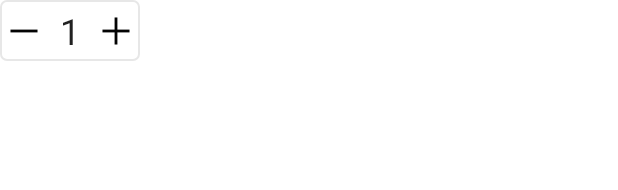
After one commit to anddev404/MyEmptyViews, an Android app: the layout compound_view_product_amount.xml on its own in the app's theme, with its tools: preview values and no code run, on a phone screen of 412 x 824 dp. The commit adds this screen. Shown: the top 190 px of the screen. Run offline under Robolectric (Android 15) with nearby library versions, the phone set to English and light mode, and no system bars.

Commit message:
create compound view for product amount

```diff
--- /dev/null
+++ b/app/src/main/res/drawable/stroke_product_amount.xml
@@ -0,0 +1,9 @@
+<?xml version="1.0" encoding="utf-8"?>
+<shape xmlns:android="http://schemas.android.com/apk/res/android"
+    android:shape="rectangle">
+    <corners android:radius="4dp" />
+    <stroke
+        android:width="1dp"
+        android:color="@color/basket_stroke_color" />
+
+</shape>
--- /dev/null
+++ b/app/src/main/res/drawable/vector_minus.xml
@@ -0,0 +1,11 @@
+<vector xmlns:android="http://schemas.android.com/apk/res/android"
+    android:width="24dp"
+    android:height="24dp"
+    android:viewportWidth="128"
+    android:viewportHeight="128">
+    <path
+        android:fillColor="#00000000"
+        android:pathData="M112.06,64L15.94,64"
+        android:strokeWidth="10"
+        android:strokeColor="@color/basket_text_color" />
+</vector>
--- /dev/null
+++ b/app/src/main/res/drawable/vector_plus.xml
@@ -0,0 +1,17 @@
+<vector xmlns:android="http://schemas.android.com/apk/res/android"
+    android:width="24dp"
+    android:height="24dp"
+    android:viewportWidth="128"
+    android:viewportHeight="128">
+    <path
+        android:fillColor="#00000000"
+        android:pathData="M64,15.94L64,112.06"
+        android:strokeWidth="10"
+        android:strokeColor="@color/basket_text_color" />
+
+    <path
+        android:fillColor="#00000000"
+        android:pathData="M112.06,64L15.94,64"
+        android:strokeWidth="10"
+        android:strokeColor="@color/basket_text_color" />
+</vector>
--- /dev/null
+++ b/app/src/main/res/layout/compound_view_product_amount.xml
@@ -0,0 +1,53 @@
+<?xml version="1.0" encoding="utf-8"?>
+<androidx.constraintlayout.widget.ConstraintLayout xmlns:android="http://schemas.android.com/apk/res/android"
+    xmlns:app="http://schemas.android.com/apk/res-auto"
+    android:layout_width="wrap_content"
+    android:layout_height="wrap_content"
+    android:background="@drawable/stroke_product_amount"
+    android:padding="@dimen/margin_small"
+    android:theme="@style/BasketActivityEditTextStyle">
+
+    <ImageView
+        android:id="@+id/imageView"
+        android:layout_width="wrap_content"
+        android:layout_height="wrap_content"
+        android:background="@drawable/vector_minus"
+        android:contentDescription="@string/decrease"
+        app:layout_constraintBottom_toBottomOf="parent"
+        app:layout_constraintEnd_toStartOf="@+id/editText"
+        app:layout_constraintHorizontal_bias="0.5"
+        app:layout_constraintStart_toStartOf="parent"
+        app:layout_constraintTop_toTopOf="parent" />
+
+    <EditText
+        android:id="@+id/editText"
+        android:layout_width="wrap_content"
+        android:layout_height="wrap_content"
+        android:autofillHints="none"
+        android:background="@null"
+        android:hint="1"
+        android:inputType="number"
+        android:maxLength="3"
+        android:paddingLeft="@dimen/margin_normal"
+        android:paddingRight="@dimen/margin_normal"
+        android:text="1"
+        app:layout_constraintBottom_toBottomOf="parent"
+        app:layout_constraintEnd_toStartOf="@+id/imageView5"
+        app:layout_constraintHorizontal_bias="0.5"
+        app:layout_constraintStart_toEndOf="@+id/imageView"
+        app:layout_constraintTop_toTopOf="parent" />
+
+    <ImageView
+        android:id="@+id/imageView5"
+        android:layout_width="wrap_content"
+        android:layout_height="wrap_content"
+        android:background="@drawable/vector_plus"
+        android:contentDescription="@string/increase"
+        app:layout_constraintBottom_toBottomOf="parent"
+        app:layout_constraintEnd_toEndOf="parent"
+        app:layout_constraintHorizontal_bias="0.5"
+        app:layout_constraintStart_toEndOf="@+id/editText"
+        app:layout_constraintTop_toTopOf="parent" />
+
+
+</androidx.constraintlayout.widget.ConstraintLayout>
--- a/app/src/main/res/values/strings.xml
+++ b/app/src/main/res/values/strings.xml
@@ -35,5 +35,7 @@
     <string name="delivery_price">$1.00</string>
     <string name="total_price">$9.61</string>
     <string name="order_now">Order now</string>
+    <string name="increase">increase</string>
+    <string name="decrease">decrease</string>
 
 </resources>
--- a/app/src/main/res/values/themes.xml
+++ b/app/src/main/res/values/themes.xml
@@ -17,5 +17,10 @@
     <style name="BasketActivityTheme">
         <item name="android:textColor">@color/basket_text_color</item>
         <item name="android:textSize">18sp</item>
+
+    </style>
+
+    <style name="BasketActivityEditTextStyle">
+        <item name="android:textSize">24sp</item>
     </style>
 </resources>
```
